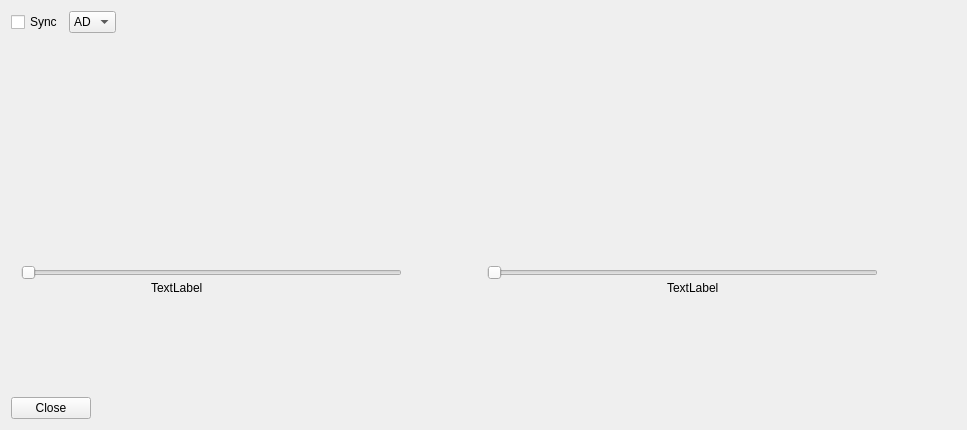
The window that FrontEnd/watcher/watcher.ui (RAGI2023/SatelliteSim) describes before a commit, drawn with Qt 5.
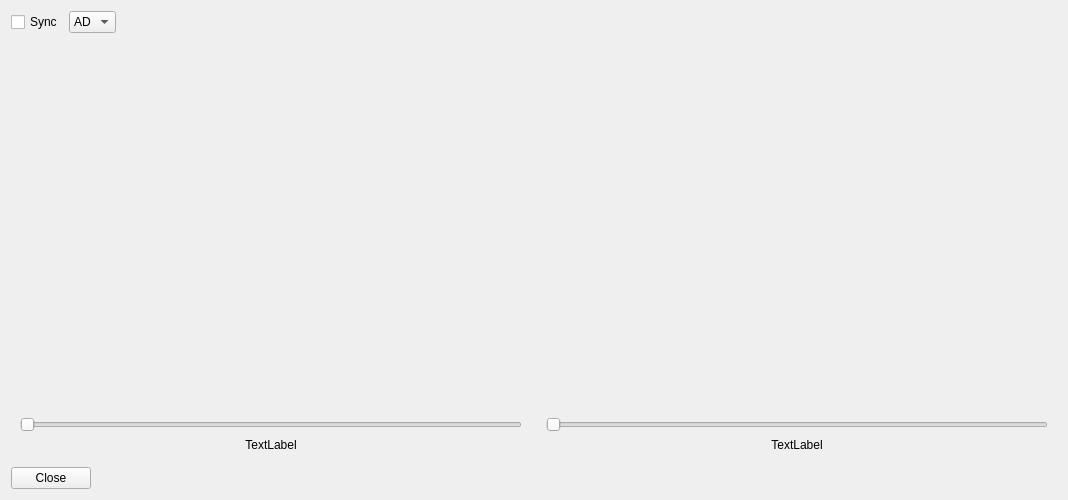
The same window after the commit.

Commit message: 更新watcher大小调整

```diff
--- a/FrontEnd/watcher/watcher.ui
+++ b/FrontEnd/watcher/watcher.ui
@@ -6,8 +6,8 @@
    <rect>
     <x>0</x>
     <y>0</y>
-    <width>967</width>
-    <height>430</height>
+    <width>1068</width>
+    <height>500</height>
    </rect>
   </property>
   <property name="windowTitle">
@@ -41,29 +41,9 @@
        <item row="0" column="3">
         <widget class="QStackedWidget" name="stackedWidget_2">
          <widget class="QWidget" name="page">
-          <widget class="QLabel" name="subtitle2">
-           <property name="geometry">
-            <rect>
-             <x>180</x>
-             <y>240</y>
-             <width>67</width>
-             <height>17</height>
-            </rect>
-           </property>
-           <property name="text">
-            <string>TextLabel</string>
-           </property>
-          </widget>
-          <widget class="QWidget" name="">
-           <property name="geometry">
-            <rect>
-             <x>0</x>
-             <y>0</y>
-             <width>391</width>
-             <height>241</height>
-            </rect>
-           </property>
-           <layout class="QVBoxLayout" name="verticalLayout">
+          <layout class="QVBoxLayout" name="verticalLayout_3">
+           <item>
+            <layout class="QVBoxLayout" name="verticalLayout" stretch="10,0">
             <item>
              <widget class="QWidget" name="subplt2" native="true"/>
             </item>
@@ -75,7 +55,18 @@
              </widget>
             </item>
            </layout>
-          </widget>
+           </item>
+           <item>
+            <widget class="QLabel" name="subtitle2">
+             <property name="text">
+              <string>TextLabel</string>
+             </property>
+             <property name="alignment">
+              <set>Qt::AlignCenter</set>
+             </property>
+            </widget>
+           </item>
+          </layout>
          </widget>
          <widget class="QWidget" name="page_2">
           <widget class="QTextEdit" name="text2">
@@ -97,29 +88,9 @@
           <number>0</number>
          </property>
          <widget class="QWidget" name="plt_page">
-          <widget class="QLabel" name="subtitle1">
-           <property name="geometry">
-            <rect>
-             <x>140</x>
-             <y>240</y>
-             <width>67</width>
-             <height>17</height>
-            </rect>
-           </property>
-           <property name="text">
-            <string>TextLabel</string>
-           </property>
-          </widget>
-          <widget class="QWidget" name="">
-           <property name="geometry">
-            <rect>
-             <x>10</x>
-             <y>0</y>
-             <width>381</width>
-             <height>241</height>
-            </rect>
-           </property>
-           <layout class="QVBoxLayout" name="verticalLayout_2">
+          <layout class="QVBoxLayout" name="verticalLayout_4">
+           <item>
+            <layout class="QVBoxLayout" name="verticalLayout_2" stretch="10,0">
             <item>
              <widget class="QWidget" name="subplt1" native="true"/>
             </item>
@@ -131,7 +102,18 @@
              </widget>
             </item>
            </layout>
-          </widget>
+           </item>
+           <item>
+            <widget class="QLabel" name="subtitle1">
+             <property name="text">
+              <string>TextLabel</string>
+             </property>
+             <property name="alignment">
+              <set>Qt::AlignCenter</set>
+             </property>
+            </widget>
+           </item>
+          </layout>
          </widget>
          <widget class="QWidget" name="text_page">
           <widget class="QTextEdit" name="text1">
```
Left out of the diff: 33 changed lines with no effect on the pictures. Lines whose indentation alone changed are shown as unchanged. The commit also changes 1 other file.
